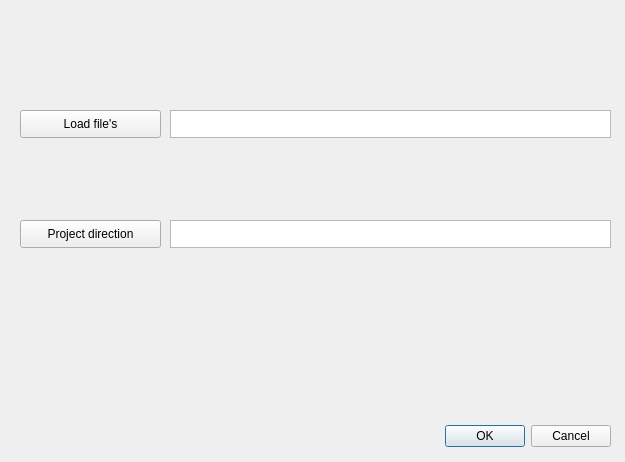
First picture: the form in gui/newProject.ui, repository milosvalko/Agdas, before the edit.
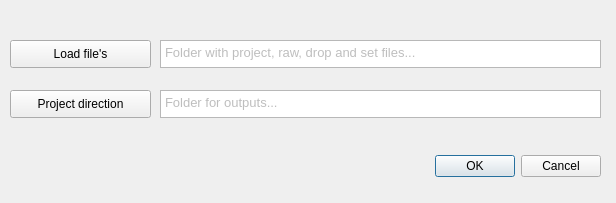
Second picture: the form after the edit.

Patch:
```diff
--- a/gui/newProject.ui
+++ b/gui/newProject.ui
@@ -6,8 +6,8 @@
    <rect>
     <x>0</x>
     <y>0</y>
-    <width>625</width>
-    <height>462</height>
+    <width>616</width>
+    <height>203</height>
    </rect>
   </property>
   <property name="windowTitle">
@@ -16,8 +16,8 @@
   <widget class="QDialogButtonBox" name="buttonBox">
    <property name="geometry">
     <rect>
-     <x>270</x>
-     <y>420</y>
+     <x>260</x>
+     <y>150</y>
      <width>341</width>
      <height>32</height>
     </rect>
@@ -32,8 +32,8 @@
   <widget class="QPushButton" name="loadFiles">
    <property name="geometry">
     <rect>
-     <x>20</x>
-     <y>110</y>
+     <x>10</x>
+     <y>40</y>
      <width>141</width>
      <height>28</height>
     </rect>
@@ -45,8 +45,8 @@
   <widget class="QTextEdit" name="name">
    <property name="geometry">
     <rect>
-     <x>170</x>
-     <y>110</y>
+     <x>160</x>
+     <y>40</y>
      <width>441</width>
      <height>28</height>
     </rect>
@@ -67,14 +67,14 @@
 &lt;html&gt;&lt;head&gt;&lt;meta name=&quot;qrichtext&quot; content=&quot;1&quot; /&gt;&lt;style type=&quot;text/css&quot;&gt;
 p, li { white-space: pre-wrap; }
 &lt;/style&gt;&lt;/head&gt;&lt;body style=&quot; font-family:'MS Shell Dlg 2'; font-size:10pt; font-weight:400; font-style:normal;&quot;&gt;
-&lt;p style=&quot;-qt-paragraph-type:empty; margin-top:0px; margin-bottom:0px; margin-left:0px; margin-right:0px; -qt-block-indent:0; text-indent:0px;&quot;&gt;&lt;br /&gt;&lt;/p&gt;&lt;/body&gt;&lt;/html&gt;</string>
+&lt;p style=&quot; margin-top:0px; margin-bottom:0px; margin-left:0px; margin-right:0px; -qt-block-indent:0; text-indent:0px;&quot;&gt;&lt;span style=&quot; color:#bebebe;&quot;&gt;Folder with project, raw, drop and set files...&lt;/span&gt;&lt;/p&gt;&lt;/body&gt;&lt;/html&gt;</string>
    </property>
   </widget>
   <widget class="QPushButton" name="projDir">
    <property name="geometry">
     <rect>
-     <x>20</x>
-     <y>220</y>
+     <x>10</x>
+     <y>90</y>
      <width>141</width>
      <height>28</height>
     </rect>
@@ -86,8 +86,8 @@
   <widget class="QTextEdit" name="projDirPath">
    <property name="geometry">
     <rect>
-     <x>170</x>
-     <y>220</y>
+     <x>160</x>
+     <y>90</y>
      <width>441</width>
      <height>28</height>
     </rect>
@@ -108,7 +108,7 @@
 &lt;html&gt;&lt;head&gt;&lt;meta name=&quot;qrichtext&quot; content=&quot;1&quot; /&gt;&lt;style type=&quot;text/css&quot;&gt;
 p, li { white-space: pre-wrap; }
 &lt;/style&gt;&lt;/head&gt;&lt;body style=&quot; font-family:'MS Shell Dlg 2'; font-size:10pt; font-weight:400; font-style:normal;&quot;&gt;
-&lt;p style=&quot;-qt-paragraph-type:empty; margin-top:0px; margin-bottom:0px; margin-left:0px; margin-right:0px; -qt-block-indent:0; text-indent:0px;&quot;&gt;&lt;br /&gt;&lt;/p&gt;&lt;/body&gt;&lt;/html&gt;</string>
+&lt;p style=&quot; margin-top:0px; margin-bottom:0px; margin-left:0px; margin-right:0px; -qt-block-indent:0; text-indent:0px;&quot;&gt;&lt;span style=&quot; color:#bebebe;&quot;&gt;Folder for outputs...&lt;/span&gt;&lt;/p&gt;&lt;/body&gt;&lt;/html&gt;</string>
    </property>
   </widget>
  </widget>
```
